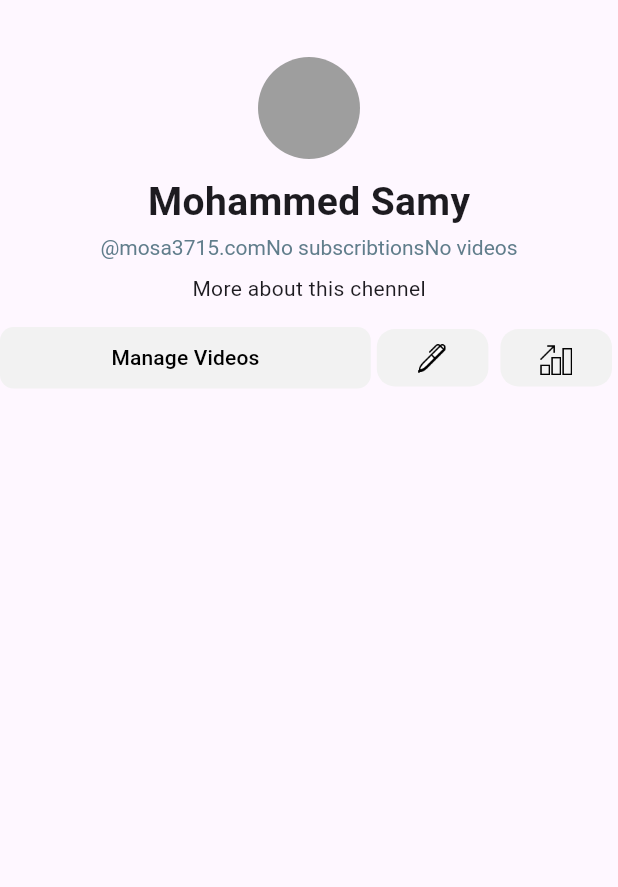
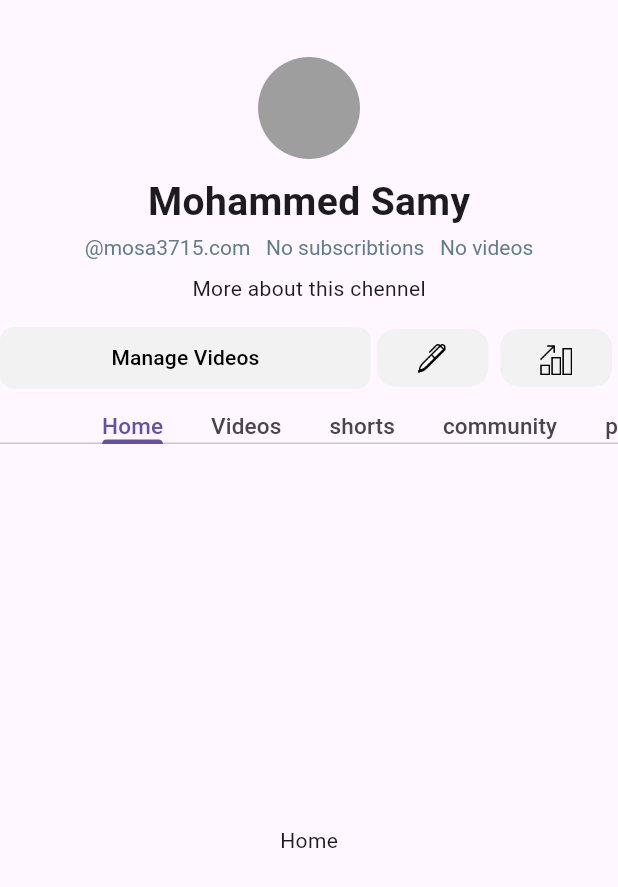
Before and after one commit to Mo-spac/you_tube, a Flutter app: the screen it shows once a user with an empty profile is signed in, on a phone screen of 412 x 824 dp. Shown: the top 887 px of the screen. Run offline on Flutter 3.47's test engine with Material 3 defaults, Android fonts, the phone set to English and light mode, and no system bars; our stand-ins replace cached_network_image, cloud_firestore, firebase_auth, firebase_core, flutter_riverpod, google_sign_in; accounts and stored records are empty.

Commit message:
Contiue My Channel Page UI : create TabBar

```diff
--- a/lib/features/channel/my_channel/pages/my_channel_screen.dart
+++ b/lib/features/channel/my_channel/pages/my_channel_screen.dart
@@ -7,7 +7,9 @@ class MyChannelScreen extends StatelessWidget {
 
   @override
   Widget build(BuildContext context) {
-    return Scaffold(
+    return DefaultTabController(
+      length: 7,
+      child: Scaffold(
         body: SafeArea(
           child: Padding(
             padding: EdgeInsets.only(top: 38),
@@ -37,8 +39,8 @@ class MyChannelScreen extends StatelessWidget {
                         color: Colors.blueGrey,
                       ),
                       children: [
-                      TextSpan(text: "@mosa3715.com"),
-                      TextSpan(text: "No subscribtions"),
+                        TextSpan(text: "@mosa3715.com   "),
+                        TextSpan(text: "No subscribtions   "),
                         TextSpan(text: "No videos"),
                       ],
                     ),
@@ -87,7 +89,54 @@ class MyChannelScreen extends StatelessWidget {
                 ),
 
                 // create Tape bar
+                Padding(
+                  padding: const EdgeInsets.only(top: 14),
+                  child: TabBar(
+                    isScrollable: true,
+                    labelStyle: TextStyle(
+                      fontSize: 15,
+                      fontWeight: FontWeight.w500,
+                    ),
+                    indicatorSize: TabBarIndicatorSize.label,
+                    indicatorPadding: EdgeInsets.only(top: 12),
+                    tabs: [
+                      Text("Home"),
+                      Text("Videos"),
+                      Text("shorts"),
+                      Text("community"),
+                      Text("playlists"),
+                      Text("channels"),
+                      Text("about"),
                     ],
+                  ),
+                ),
+                Expanded(
+                  child: TabBarView(children: [
+                    Center(
+                      child: Text("Home"),
+                    ),
+                    Center(
+                      child: Text("Videos"),
+                    ),
+                    Center(
+                      child: Text("shorts"),
+                    ),
+                    Center(
+                      child: Text("community"),
+                    ),
+                    Center(
+                      child: Text("playlists"),
+                    ),
+                    Center(
+                      child: Text("channel"),
+                    ),
+                    Center(
+                      child: Text("about"),
+                    ),
+                  ]),
+                )
+              ],
+            ),
           ),
         ),
       ),
```
Lines whose indentation alone changed are shown as unchanged.
